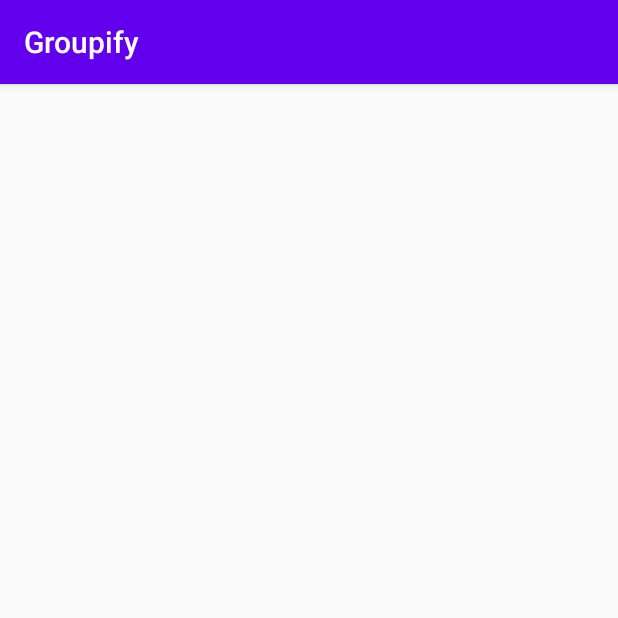
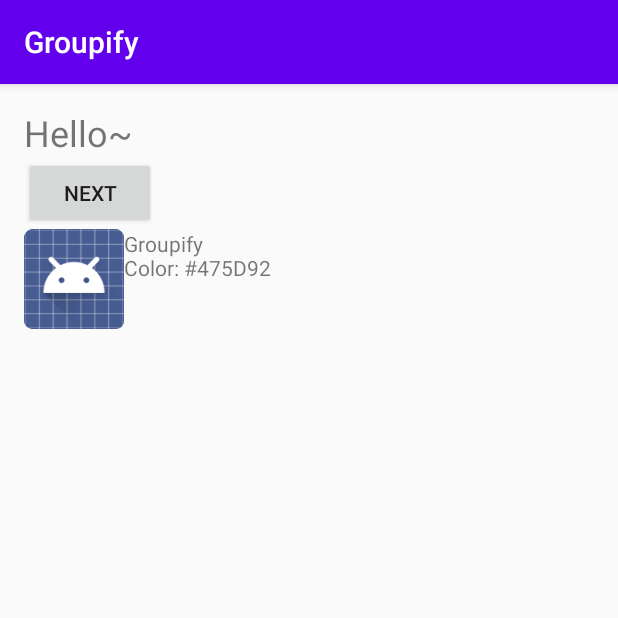
Before and after one commit to jeonghyeonee/Groupify, an Android app: the screen it shows after launch (DeployActivity before the commit, MainActivity after it), after a tap on "NEXT", on a phone screen of 412 x 824 dp, the top half of it. Run offline under Robolectric (Android 15) with nearby library versions, the light colour scheme and no system bars; our stand-ins replace Firebase (no records; nobody signed in at launch, a user with empty details on screens opened directly); libraries missing offline, so code that uses them is left out: androidx.palette.graphics; 2 statements that could not run were skipped.

Commit message:
save dominant color

```diff
--- a/Groupify/app/src/main/AndroidManifest.xml
+++ b/Groupify/app/src/main/AndroidManifest.xml
@@ -1,17 +1,15 @@
 <manifest xmlns:android="http://schemas.android.com/apk/res/android"
-    xmlns:tools="http://schemas.android.com/tools"
     package="com.example.groupify">
 
     <!-- 파일 시스템 접근 권한 -->
-    <uses-permission android:name="android.permission.MANAGE_EXTERNAL_STORAGE" tools:ignore="ScopedStorage" />
+    <uses-permission android:name="android.permission.MANAGE_EXTERNAL_STORAGE" />
     <uses-permission android:name="android.permission.WRITE_EXTERNAL_STORAGE" />
     <uses-permission android:name="android.permission.READ_EXTERNAL_STORAGE" />
+    <uses-permission android:name="android.permission.QUERY_ALL_PACKAGES" />
 
     <!-- 특정 패키지에 대한 가시성 선언 -->
     <queries>
-        <!-- Play Store에서 설치된 앱을 쿼리할 수 있도록 설정 -->
         <package android:name="com.android.vending" />
-        <!-- 일반적으로 사용자에게 표시되는 모든 앱 쿼리 -->
         <intent>
             <action android:name="android.intent.action.MAIN" />
             <category android:name="android.intent.category.LAUNCHER" />
@@ -34,10 +32,7 @@
             </intent-filter>
         </activity>
 
-        <activity android:name=".SelectionActivity" android:exported="true" />
-        <activity android:name=".DeployActivity" android:exported="true" />
-        <activity android:name=".ColorRangeActivity" android:exported="true" />
-        <activity android:name=".FunctionClassify" android:exported="true" />
+        <!-- 다른 Activity 선언들 -->
 
     </application>
 </manifest>
--- a/Groupify/app/src/main/java/com/example/groupify/MainActivity.kt
+++ b/Groupify/app/src/main/java/com/example/groupify/MainActivity.kt
@@ -3,7 +3,6 @@
 import android.Manifest
 import android.content.Intent
 import android.content.pm.PackageManager
-import android.net.Uri
 import android.os.Build
 import android.os.Bundle
 import android.provider.Settings.Secure
@@ -15,6 +14,14 @@
 import androidx.appcompat.app.AppCompatActivity
 import androidx.core.app.ActivityCompat
 import androidx.core.content.ContextCompat
+import androidx.palette.graphics.Palette
+import android.graphics.Bitmap
+import android.graphics.Canvas
+import android.graphics.Color
+import android.graphics.drawable.BitmapDrawable
+import android.graphics.drawable.Drawable
+import android.net.Uri
+import androidx.core.graphics.get
 import com.google.firebase.storage.FirebaseStorage
 import com.google.firebase.storage.StorageReference
 import com.google.firebase.appcheck.FirebaseAppCheck
@@ -112,15 +119,23 @@
                 // 앱 아이콘 가져오기
                 val appIcon = appInfo.loadIcon(packageManager)
 
+                // 대표 색상 추출 (예외 처리 추가)
+                val dominantColorHex = try {
+                    getDominantColorHex(appIcon)
+                } catch (e: Exception) {
+                    Log.e("PaletteError", "Failed to get dominant color for $appName", e)
+                    "#000000" // 실패 시 기본 색상 반환
+                }
+
                 // 모든 앱의 로그 문자열 생성
-                logStringBuilder.append("App Name: $appName, Package Name: $packageName, Version Name: $versionName, Version Code: $versionCode\n")
+                logStringBuilder.append("App Name: $appName, Package Name: $packageName, Version Name: $versionName, Version Code: $versionCode, Dominant Color: $dominantColorHex\n")
 
                 // 로그 출력
-                Log.d("AllAppList", "App Name: $appName, Package Name: $packageName, Version Name: $versionName, Version Code: $versionCode")
+                Log.d("AllAppList", "App Name: $appName, Package Name: $packageName, Version Name: $versionName, Version Code: $versionCode, Dominant Color: $dominantColorHex")
 
                 // 동적으로 텍스트뷰와 이미지뷰 생성
                 val textView = TextView(this)
-                textView.text = appName
+                textView.text = "$appName\nColor: $dominantColorHex"
 
                 val imageView = ImageView(this)
                 imageView.setImageDrawable(appIcon)
@@ -173,4 +188,63 @@
             Log.e("Firebase", "Failed to upload log", exception)
         }
     }
+
+    // 앱 아이콘의 대표 색상 코드 추출
+    private fun getDominantColorHex(drawable: Drawable): String {
+        val bitmap = drawableToBitmap(drawable)
+
+        // 색상 빈도를 저장할 맵 초기화
+        val colorFrequencyMap: MutableMap<Int, Int> = HashMap()
+
+        for (x in 0 until bitmap.width) {
+            for (y in 0 until bitmap.height) {
+                val pixelColor = bitmap.getPixel(x, y)
+
+                // 완전히 투명한 픽셀 무시
+                if (Color.alpha(pixelColor) < 255) continue
+
+                // 거의 흰색이나 거의 검은색은 무시
+                if (isNearWhiteOrBlack(pixelColor)) continue
+
+                val colorCount = colorFrequencyMap[pixelColor] ?: 0
+                colorFrequencyMap[pixelColor] = colorCount + 1
+            }
+        }
+
+        // 가장 빈도가 높은 색상 선택
+        val dominantColor = colorFrequencyMap.maxByOrNull { it.value }?.key ?: Color.GRAY
+
+        // 헥사 코드로 변환
+        return String.format("#%06X", 0xFFFFFF and dominantColor)
+    }
+
+    private fun drawableToBitmap(drawable: Drawable): Bitmap {
+        if (drawable is BitmapDrawable) {
+            return drawable.bitmap
+        }
+
+        val width = drawable.intrinsicWidth.takeIf { it > 0 } ?: 1
+        val height = drawable.intrinsicHeight.takeIf { it > 0 } ?: 1
+        val bitmap = Bitmap.createBitmap(width, height, Bitmap.Config.ARGB_8888)
+        val canvas = Canvas(bitmap)
+        drawable.setBounds(0, 0, canvas.width, canvas.height)
+        drawable.draw(canvas)
+        return bitmap
+    }
+
+    private fun isNearWhiteOrBlack(color: Int): Boolean {
+        val red = Color.red(color)
+        val green = Color.green(color)
+        val blue = Color.blue(color)
+        // 흰색이나 검은색 근처의 색상을 무시 (범위를 조정 가능)
+        val nearWhiteThreshold = 245
+        val nearBlackThreshold = 10
+        return (red > nearWhiteThreshold && green > nearWhiteThreshold && blue > nearWhiteThreshold) ||
+                (red < nearBlackThreshold && green < nearBlackThreshold && blue < nearBlackThreshold)
+    }
+
+
+
+
+
 }
```
